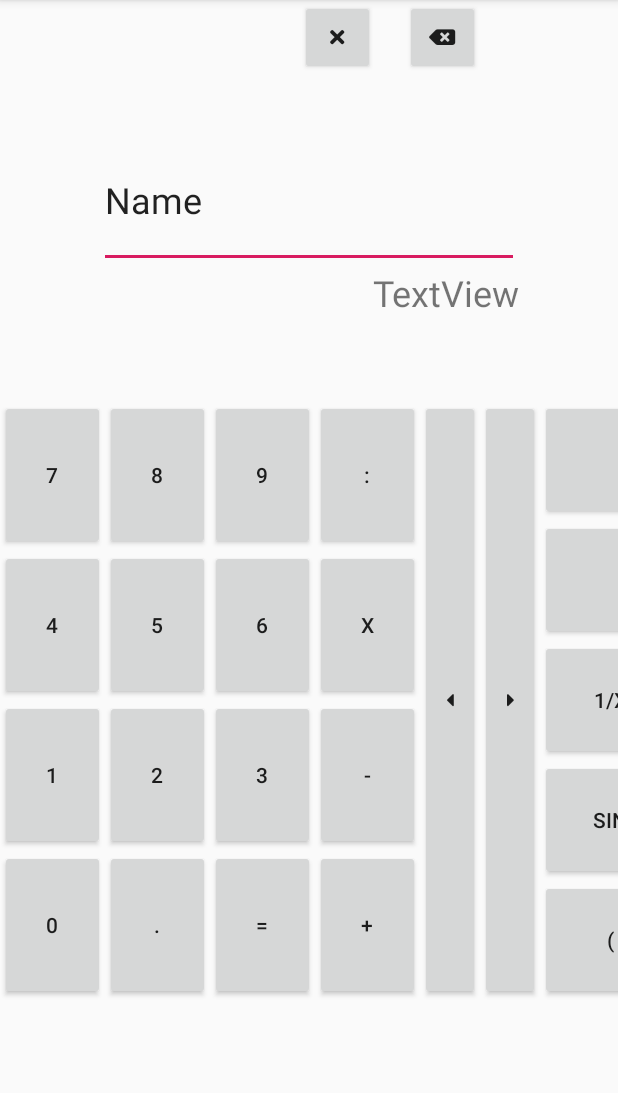
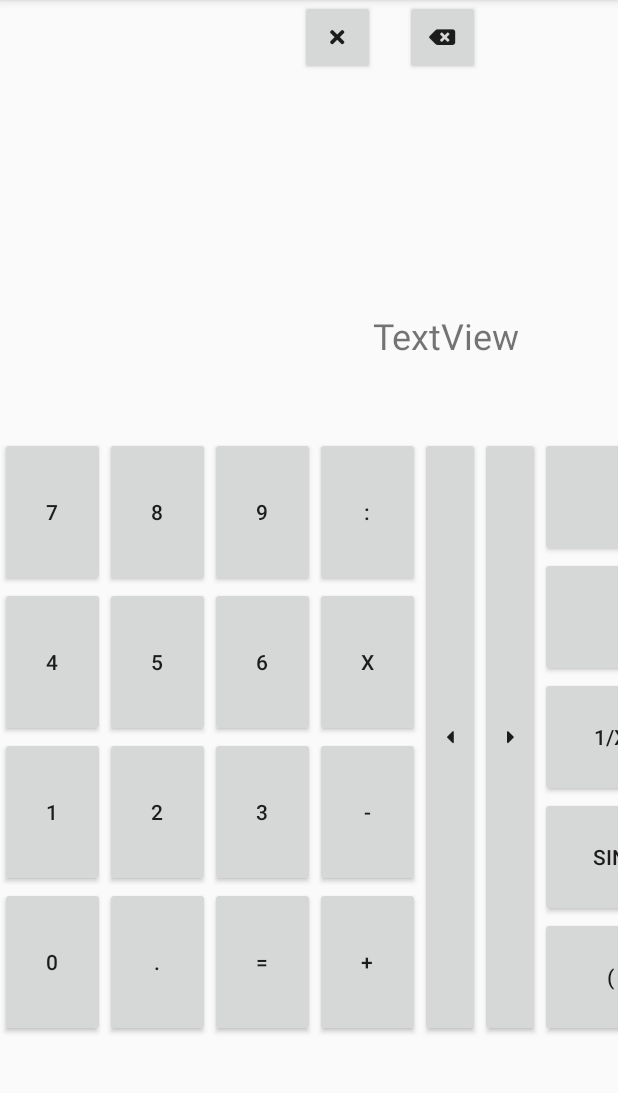
Before and after one commit to laptrinhdidongthu5/Calculator, an Android app: the screen it shows after launch (MainActivity), on a phone screen of 412 x 824 dp, the part 84-1177 px from its top. Run offline under Robolectric (Android 15) with nearby library versions, the phone set to English and light mode, and no system bars.

Commit message:
ui
add onclick keyboard basic

```diff
--- a/app/src/main/res/layout/activity_main.xml
+++ b/app/src/main/res/layout/activity_main.xml
@@ -4,15 +4,14 @@
     xmlns:tools="http://schemas.android.com/tools"
     android:layout_width="match_parent"
     android:layout_height="match_parent"
+    android:animateLayoutChanges="true"
     tools:context=".MainActivity">
 
     <LinearLayout
         android:id="@+id/linearLayout"
-        android:layout_width="wrap_content"
-        android:layout_height="170dp"
-        android:layout_marginStart="24dp"
-        android:layout_marginTop="32dp"
-        android:layout_marginEnd="24dp"
+        android:layout_width="280dp"
+        android:layout_height="160dp"
+        android:layout_marginTop="100dp"
         android:layout_marginBottom="503dp"
         android:orientation="vertical"
         app:layout_constraintBottom_toBottomOf="parent"
@@ -20,23 +19,21 @@
         app:layout_constraintStart_toStartOf="parent"
         app:layout_constraintTop_toBottomOf="@+id/btn_clear">
 
-        <EditText
-            android:id="@+id/editText"
+        <TextView
+            android:id="@+id/textCalculator"
             android:layout_width="match_parent"
-            android:layout_height="90dp"
-            android:ems="10"
-            android:inputType="textPersonName"
-            android:text="Name"
-            android:textSize="24sp" />
+            android:layout_height="80dp"
+            android:textSize="30sp" />
 
         <TextView
             android:id="@+id/result"
             android:layout_width="match_parent"
-            android:layout_height="72dp"
+            android:layout_height="80dp"
             android:text="TextView"
             android:textAlignment="textEnd"
             android:textSize="24sp"
             tools:text="0" />
+
     </LinearLayout>
 
     <Button
@@ -64,7 +61,7 @@
         android:id="@+id/keyboardBasic"
         android:layout_width="280dp"
         android:layout_height="400dp"
-        android:layout_marginTop="8dp"
+        android:layout_marginTop="4dp"
         app:layout_constraintStart_toStartOf="parent"
         app:layout_constraintTop_toBottomOf="@+id/linearLayout">
 
@@ -76,6 +73,7 @@
                 android:id="@+id/btn_seven"
                 android:layout_width="70dp"
                 android:layout_height="100dp"
+                android:onClick="onClickSeven"
                 android:text="7"
                 tools:layout_editor_absoluteX="16dp"
                 tools:layout_editor_absoluteY="450dp" />
@@ -84,6 +82,7 @@
                 android:id="@+id/btn_eight"
                 android:layout_width="70dp"
                 android:layout_height="100dp"
+                android:onClick="onClickEight"
                 android:text="8"
                 tools:layout_editor_absoluteX="16dp"
                 tools:layout_editor_absoluteY="350dp" />
@@ -92,6 +91,7 @@
                 android:id="@+id/btn_nine"
                 android:layout_width="70dp"
                 android:layout_height="100dp"
+                android:onClick="onClickNine"
                 android:text="9"
                 tools:layout_editor_absoluteX="161dp"
                 tools:layout_editor_absoluteY="257dp" />
@@ -100,6 +100,7 @@
                 android:id="@+id/btn_div"
                 android:layout_width="70dp"
                 android:layout_height="100dp"
+                android:onClick="onClickDiv"
                 android:text=":"
                 tools:layout_editor_absoluteX="16dp"
                 tools:layout_editor_absoluteY="250dp" />
@@ -113,6 +114,7 @@
                 android:id="@+id/btn_four"
                 android:layout_width="70dp"
                 android:layout_height="100dp"
+                android:onClick="onClickFour"
                 android:text="4"
                 tools:layout_editor_absoluteX="16dp"
                 tools:layout_editor_absoluteY="550dp" />
@@ -121,18 +123,21 @@
                 android:id="@+id/btn_five"
                 android:layout_width="70dp"
                 android:layout_height="100dp"
+                android:onClick="onClickFive"
                 android:text="5" />
 
             <Button
                 android:id="@+id/btn_six"
                 android:layout_width="70dp"
                 android:layout_height="100dp"
+                android:onClick="onClickSix"
                 android:text="6" />
 
             <Button
                 android:id="@+id/btn_mul"
                 android:layout_width="70dp"
                 android:layout_height="100dp"
+                android:onClick="onClickMul"
                 android:text="x" />
         </TableRow>
 
@@ -144,6 +149,7 @@
                 android:id="@+id/btn_one"
                 android:layout_width="70dp"
                 android:layout_height="100dp"
+                android:onClick="onClickOne"
                 android:text="1"
                 tools:layout_editor_absoluteX="7dp"
                 tools:layout_editor_absoluteY="487dp" />
@@ -152,18 +158,21 @@
                 android:id="@+id/btn_two"
                 android:layout_width="70dp"
                 android:layout_height="100dp"
+                android:onClick="onClickTwo"
                 android:text="2" />
 
             <Button
                 android:id="@+id/btn_three"
                 android:layout_width="70dp"
                 android:layout_height="100dp"
+                android:onClick="onClickThree"
                 android:text="3" />
 
             <Button
                 android:id="@+id/btn_sub"
                 android:layout_width="70dp"
                 android:layout_height="100dp"
+                android:onClick="onClickSub"
                 android:text="-" />
         </TableRow>
 
@@ -175,6 +184,7 @@
                 android:id="@+id/btn_zero"
                 android:layout_width="70dp"
                 android:layout_height="100dp"
+                android:onClick="onClickZero"
                 android:text="0"
                 tools:layout_editor_absoluteX="7dp"
                 tools:layout_editor_absoluteY="575dp" />
@@ -183,18 +193,21 @@
                 android:id="@+id/btn_dot"
                 android:layout_width="70dp"
                 android:layout_height="100dp"
+                android:onClick="onClickDot"
                 android:text="." />
 
             <Button
                 android:id="@+id/btn_equal"
                 android:layout_width="70dp"
                 android:layout_height="100dp"
+                android:onClick="onClickEqual"
                 android:text="=" />
 
             <Button
                 android:id="@+id/btn_add"
                 android:layout_width="70dp"
                 android:layout_height="100dp"
+                android:onClick="onClickAdd"
                 android:text="+" />
         </TableRow>
     </TableLayout>
@@ -203,7 +216,7 @@
         android:id="@+id/btn_arrow_left"
         android:layout_width="40dp"
         android:layout_height="400dp"
-        android:layout_marginTop="8dp"
+        android:layout_marginTop="4dp"
         android:fontFamily="@font/fontawasome"
         android:onClick="onKeyboeardAdvanced"
         android:text="\uf0d9"
@@ -214,7 +227,7 @@
         android:id="@+id/btn_arrow_right"
         android:layout_width="40dp"
         android:layout_height="400dp"
-        android:layout_marginTop="8dp"
+        android:layout_marginTop="4dp"
         android:fontFamily="@font/fontawasome"
         android:onClick="onKeyboeardBasic"
         android:text="\uf0da"
@@ -225,7 +238,7 @@
         android:id="@+id/keyboardAdvanced1"
         android:layout_width="280dp"
         android:layout_height="160dp"
-        android:layout_marginTop="8dp"
+        android:layout_marginTop="4dp"
         app:layout_constraintStart_toEndOf="@+id/btn_arrow_right"
         app:layout_constraintTop_toBottomOf="@+id/linearLayout">
 
```
Also changed, not shown: app/src/main/java/com/pheni/calculator/MainActivity.java (+70 -2 lines).
